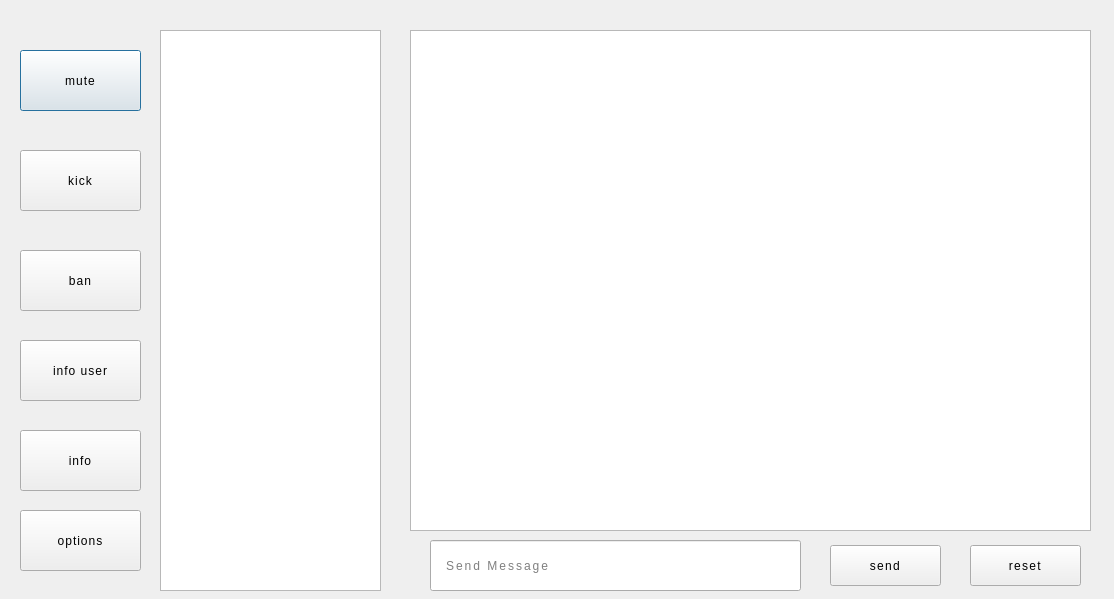
First picture: the form in MultiChat/client_side_dialog.ui, repository vince-exe/MultiChat, before the edit.
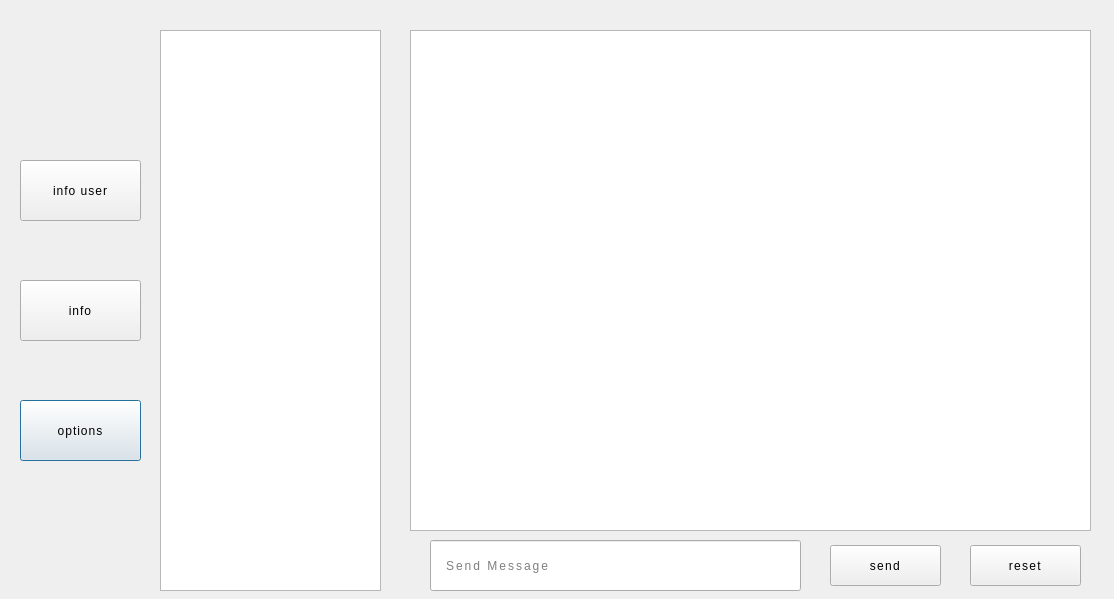
Second picture: the form after the edit.

Diff of the .ui file:
```diff
--- a/MultiChat/client_side_dialog.ui
+++ b/MultiChat/client_side_dialog.ui
@@ -126,36 +126,11 @@
     <string>Send Message</string>
    </property>
   </widget>
-  <widget class="QPushButton" name="muteBtnClient">
-   <property name="geometry">
-    <rect>
-     <x>20</x>
-     <y>50</y>
-     <width>121</width>
-     <height>61</height>
-    </rect>
-   </property>
-   <property name="styleSheet">
-    <string notr="true">QPushButton {
-	border: 5px solid '#101014';
-	font: 700 17pt &quot;Yu Gothic UI&quot;;
-	letter-spacing: 1px;
-	color: '#e3e3e3';
-}
-
-QPushButton::hover {
-	background-color: '#0c2f3a';
-}</string>
-   </property>
-   <property name="text">
-    <string>mute</string>
-   </property>
-  </widget>
   <widget class="QPushButton" name="optionsBtnClient">
    <property name="geometry">
     <rect>
      <x>20</x>
-     <y>510</y>
+     <y>400</y>
      <width>121</width>
      <height>61</height>
     </rect>
@@ -205,7 +180,7 @@
    <property name="geometry">
     <rect>
      <x>20</x>
-     <y>340</y>
+     <y>160</y>
      <width>121</width>
      <height>61</height>
     </rect>
@@ -226,56 +201,6 @@
     <string>info user</string>
    </property>
   </widget>
-  <widget class="QPushButton" name="kickBtnClient">
-   <property name="geometry">
-    <rect>
-     <x>20</x>
-     <y>150</y>
-     <width>121</width>
-     <height>61</height>
-    </rect>
-   </property>
-   <property name="styleSheet">
-    <string notr="true">QPushButton {
-	border: 5px solid '#101014';
-	font: 700 17pt &quot;Yu Gothic UI&quot;;
-	letter-spacing: 1px;
-	color: '#e3e3e3';
-}
-
-QPushButton::hover {
-	background-color: '#0c2f3a';
-}</string>
-   </property>
-   <property name="text">
-    <string>kick</string>
-   </property>
-  </widget>
-  <widget class="QPushButton" name="banBtnClient">
-   <property name="geometry">
-    <rect>
-     <x>20</x>
-     <y>250</y>
-     <width>121</width>
-     <height>61</height>
-    </rect>
-   </property>
-   <property name="styleSheet">
-    <string notr="true">QPushButton {
-	border: 5px solid '#101014';
-	font: 700 17pt &quot;Yu Gothic UI&quot;;
-	letter-spacing: 1px;
-	color: '#e3e3e3';
-}
-
-QPushButton::hover {
-	background-color: '#0c2f3a';
-}</string>
-   </property>
-   <property name="text">
-    <string>ban</string>
-   </property>
-  </widget>
   <widget class="QPushButton" name="sendMsgBtnClient">
    <property name="geometry">
     <rect>
@@ -305,7 +230,7 @@
    <property name="geometry">
     <rect>
      <x>20</x>
-     <y>430</y>
+     <y>280</y>
      <width>121</width>
      <height>61</height>
     </rect>
```
